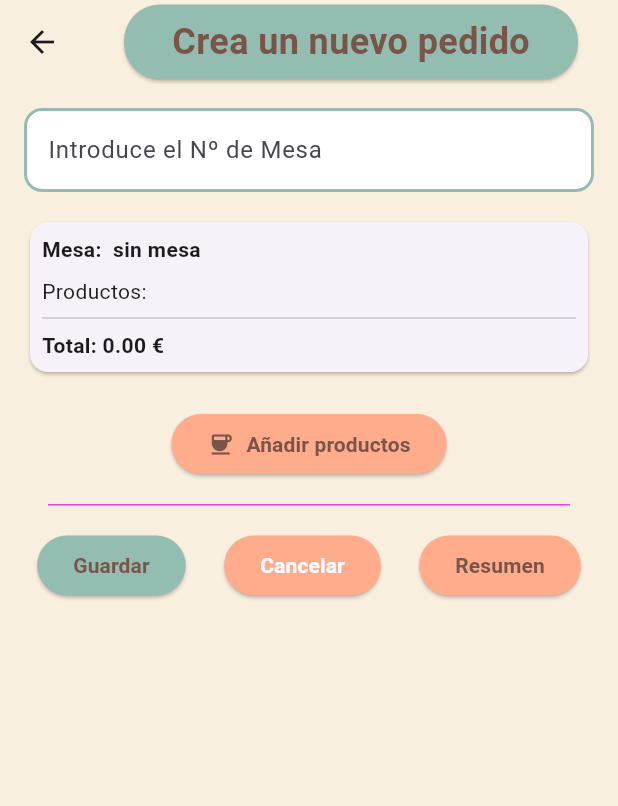
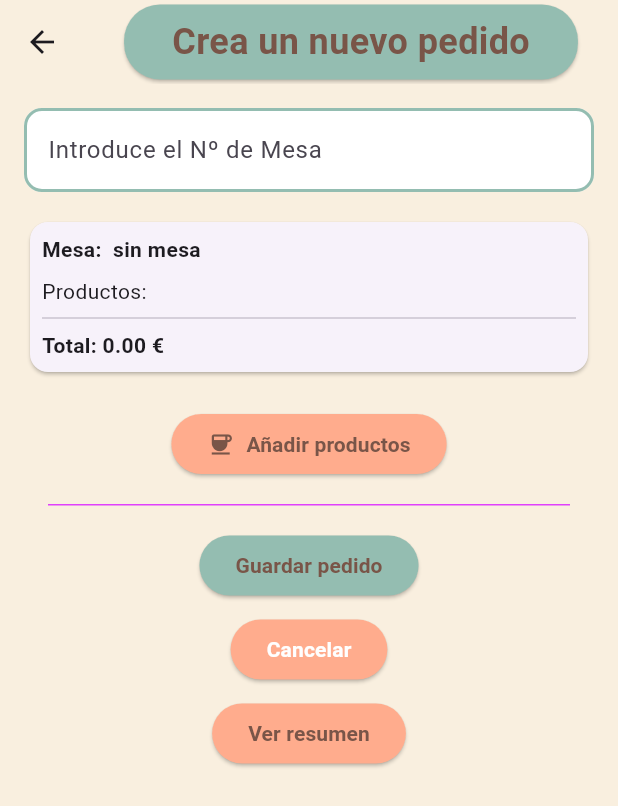
Before and after one commit to SilviaGarciaBouza/T4_1, a Flutter app: the screen it shows after launch, after a tap on "Nuevo pedido", on a phone screen of 412 x 824 dp. Shown: the top 806 px of the screen. Run offline on Flutter 3.47's test engine with Material 3 defaults, Android fonts, the phone set to English and light mode, and no system bars.

Commit message:
new style

```diff
--- a/lib/views/CrearPedidoView.dart
+++ b/lib/views/CrearPedidoView.dart
@@ -65,6 +65,8 @@ class _CrearpedidoviewState extends State<Crearpedidoview> {
               ),
               child: const Text(
                 "Crea un nuevo pedido",
+                maxLines: 1,
+                overflow: TextOverflow.ellipsis,
                 style: TextStyle(
                   color: Colors.brown,
                   fontWeight: FontWeight.bold,
@@ -86,6 +88,7 @@ class _CrearpedidoviewState extends State<Crearpedidoview> {
                 keyboardType: TextInputType.number,
                 decoration: InputDecoration(
                   labelText: 'Introduce el Nº de Mesa',
+
                   hintStyle: const TextStyle(color: Colors.grey),
                   enabledBorder: OutlineInputBorder(
                     borderRadius: BorderRadius.circular(12.0),
@@ -108,7 +111,6 @@ class _CrearpedidoviewState extends State<Crearpedidoview> {
             ),
 
             Card(
-
               child: Padding(
                 padding: const EdgeInsets.all(8.0),
                 child: Column(
@@ -116,13 +118,15 @@ class _CrearpedidoviewState extends State<Crearpedidoview> {
                   children: [
                     Text(
                       "Mesa: ${parsedMesaId > 0 ? parsedMesaId : ' sin mesa'}",
-                      style: const TextStyle(
-                          fontWeight: FontWeight.bold),
+                      maxLines: 1,
+                      overflow: TextOverflow.ellipsis,
+                      style: const TextStyle(fontWeight: FontWeight.bold),
                     ),
                     const SizedBox(height: 8),
                     const Text(
                       "Productos:",
-
+                      maxLines: 1,
+                      overflow: TextOverflow.ellipsis,
                     ),
                     SizedBox(
                       height: listaProdutosTemporal.length * 40.0,
@@ -130,6 +134,8 @@ class _CrearpedidoviewState extends State<Crearpedidoview> {
                           ? const Center(
                               child: Text(
                                 "No hay productos seleccionados.",
+                                maxLines: 1,
+                                overflow: TextOverflow.ellipsis,
                                 style: TextStyle(color: Colors.grey),
                               ),
                             )
@@ -140,20 +146,27 @@ class _CrearpedidoviewState extends State<Crearpedidoview> {
                                 final producto = listaProdutosTemporal[index];
                                 return Row(
                                   children: [
-
                                     Text(
-                                      "${producto.cantidad} x ${producto.name} "),
+                                      "${producto.cantidad} x ${producto.name} ",
+                                      maxLines: 1,
+                                      overflow: TextOverflow.ellipsis,
+                                    ),
                                     Text(
-                                      "${(producto.precio * producto.cantidad).toStringAsFixed(2)} €"),
-                   ] );
+                                      "${(producto.precio * producto.cantidad).toStringAsFixed(2)} €",
+                                      maxLines: 1,
+                                      overflow: TextOverflow.ellipsis,
+                                    ),
+                                  ],
+                                );
                               },
                             ),
                     ),
                     const Divider(),
                     Text(
                       "Total: ${listaProdutosTemporal.map((e) => e.precio * e.cantidad).fold(0.0, (a, b) => a + b).toStringAsFixed(2)} €",
-                      style: const TextStyle(
-                          fontWeight: FontWeight.bold),
+                      maxLines: 1,
+                      overflow: TextOverflow.ellipsis,
+                      style: const TextStyle(fontWeight: FontWeight.bold),
                     ),
                   ],
                 ),
@@ -181,19 +194,23 @@ class _CrearpedidoviewState extends State<Crearpedidoview> {
                   }
                 },
                 style: ButtonStyle(
-                  backgroundColor:
-                      WidgetStateProperty.all<Color>(const Color(0xFFFFAC8D)),
-                  foregroundColor:
-                      WidgetStateProperty.all<Color>(Colors.brown),
+                  backgroundColor: WidgetStateProperty.all<Color>(
+                    const Color(0xFFFFAC8D),
+                  ),
+                  foregroundColor: WidgetStateProperty.all<Color>(Colors.brown),
                 ),
                 child: const Row(
                   mainAxisSize: MainAxisSize.min,
                   children: [
                     Icon(Icons.coffee),
                     SizedBox(width: 8),
-                    Text(
+                    Flexible(
+                      child: Text(
                         "Añadir productos",
+                        maxLines: 1,
+                        overflow: TextOverflow.ellipsis,
                         style: TextStyle(fontWeight: FontWeight.bold),
+                      ),
                     ),
                   ],
                 ),
@@ -206,11 +223,10 @@ class _CrearpedidoviewState extends State<Crearpedidoview> {
             ),
             const SizedBox(height: 16),
 
-            Row(
-              mainAxisAlignment: MainAxisAlignment.spaceEvenly,
+            Center(
+              child: Column(
                 children: [
-                Flexible(
-                  child: ElevatedButton(
+                  ElevatedButton(
                     onPressed: () {
                       if (parsedMesaId <= 0 ||
                           listaProdutosTemporal.isEmpty ||
@@ -222,6 +238,8 @@ class _CrearpedidoviewState extends State<Crearpedidoview> {
                           const SnackBar(
                             content: Text(
                               "Introduce un id de mesa y  productos válidos y que la mesa no  esté ocupada",
+                              maxLines: 1,
+                              overflow: TextOverflow.ellipsis,
                             ),
                           ),
                         );
@@ -247,46 +265,50 @@ class _CrearpedidoviewState extends State<Crearpedidoview> {
                       backgroundColor: WidgetStateProperty.all<Color>(
                         const Color.fromARGB(255, 148, 189, 177),
                       ),
-                      foregroundColor:
-                          WidgetStateProperty.all<Color>(Colors.brown),
+                      foregroundColor: WidgetStateProperty.all<Color>(
+                        Colors.brown,
+                      ),
                     ),
                     child: const Row(
                       mainAxisSize: MainAxisSize.min,
                       children: [
-                        Text("Guardar",
-                            style: TextStyle(fontWeight: FontWeight.bold)),
+                        Text(
+                          "Guardar pedido",
+                          maxLines: 1,
+                          overflow: TextOverflow.ellipsis,
+                          style: TextStyle(fontWeight: FontWeight.bold),
+                        ),
                       ],
                     ),
                   ),
-                ),
 
-                const SizedBox(width: 8),
-
-
-                Flexible(
-                  child: ElevatedButton(
+                  const SizedBox(height: 8),
+                  ElevatedButton(
                     onPressed: () => Navigator.pop(context),
                     style: ButtonStyle(
-                      backgroundColor:
-                          WidgetStateProperty.all<Color>(const Color(0xFFFFAC8D)),
-                      foregroundColor:
-                          WidgetStateProperty.all<Color>(Colors.white),
+                      backgroundColor: WidgetStateProperty.all<Color>(
+                        const Color(0xFFFFAC8D),
+                      ),
+                      foregroundColor: WidgetStateProperty.all<Color>(
+                        Colors.white,
+                      ),
                     ),
                     child: const Row(
                       mainAxisSize: MainAxisSize.min,
                       children: [
-                        Text("Cancelar",
-                            style: TextStyle(fontWeight: FontWeight.bold)),
+                        Text(
+                          "Cancelar",
+                          maxLines: 1,
+                          overflow: TextOverflow.ellipsis,
+                          style: TextStyle(fontWeight: FontWeight.bold),
+                        ),
                       ],
                     ),
                   ),
-                ),
 
-                const SizedBox(width: 8),
+                  const SizedBox(height: 8),
 
-
-                Flexible(
-                  child: ElevatedButton(
+                  ElevatedButton(
                     onPressed: () {
                       final currentMesaId =
                           int.tryParse(controlador.text) ?? -1;
@@ -294,7 +316,11 @@ class _CrearpedidoviewState extends State<Crearpedidoview> {
                       if (currentMesaId <= 0) {
                         ScaffoldMessenger.of(context).showSnackBar(
                           const SnackBar(
-                            content: Text("Introduce un id de mesa válido"),
+                            content: Text(
+                              "Introduce un id de mesa válido",
+                              maxLines: 1,
+                              overflow: TextOverflow.ellipsis,
+                            ),
                           ),
                         );
                         return;
@@ -302,7 +328,11 @@ class _CrearpedidoviewState extends State<Crearpedidoview> {
                       if (listaProdutosTemporal.isEmpty) {
                         ScaffoldMessenger.of(context).showSnackBar(
                           const SnackBar(
-                            content: Text("Añadir algún producto."),
+                            content: Text(
+                              "Añadir algún producto.",
+                              maxLines: 1,
+                              overflow: TextOverflow.ellipsis,
+                            ),
                           ),
                         );
                         return;
@@ -318,21 +348,27 @@ class _CrearpedidoviewState extends State<Crearpedidoview> {
                       );
                     },
                     style: ButtonStyle(
-                      backgroundColor:
-                          WidgetStateProperty.all<Color>(const Color(0xFFFFAC8D)),
-                      foregroundColor:
-                          WidgetStateProperty.all<Color>(Colors.brown),
+                      backgroundColor: WidgetStateProperty.all<Color>(
+                        const Color(0xFFFFAC8D),
+                      ),
+                      foregroundColor: WidgetStateProperty.all<Color>(
+                        Colors.brown,
+                      ),
                     ),
                     child: const Row(
                       mainAxisSize: MainAxisSize.min,
                       children: [
-                        Text("Resumen",
-                            style: TextStyle(fontWeight: FontWeight.bold)),
+                        Text(
+                          "Ver resumen",
+                          maxLines: 1,
+                          overflow: TextOverflow.ellipsis,
+                          style: TextStyle(fontWeight: FontWeight.bold),
+                        ),
                       ],
                     ),
                   ),
+                ],
               ),
-              ],
             ),
           ],
         ),
--- a/lib/views/HomeView.dart
+++ b/lib/views/HomeView.dart
@@ -36,6 +36,8 @@ class _HomeWiewState extends State<HomeWiew> {
               ),
               child: Text(
                 "Lista de pedidos",
+                maxLines: 1,
+                overflow: TextOverflow.ellipsis,
                 style: TextStyle(
                   color: Colors.brown,
                   fontWeight: FontWeight.bold,
@@ -57,6 +59,8 @@ class _HomeWiewState extends State<HomeWiew> {
                   flex: 1,
                   child: Text(
                     "Mesa",
+                    maxLines: 1,
+                    overflow: TextOverflow.ellipsis,
                     style: TextStyle(
                       fontWeight: FontWeight.bold,
                       color: Colors.grey,
@@ -69,6 +73,8 @@ class _HomeWiewState extends State<HomeWiew> {
                   flex: 1,
                   child: Text(
                     "Nº productos",
+                    maxLines: 1,
+                    overflow: TextOverflow.ellipsis,
                     style: TextStyle(
                       fontWeight: FontWeight.bold,
                       color: Colors.grey,
@@ -81,6 +87,8 @@ class _HomeWiewState extends State<HomeWiew> {
                   flex: 1,
                   child: Text(
                     "Total",
+                    maxLines: 1,
+                    overflow: TextOverflow.ellipsis,
                     style: TextStyle(
                       fontWeight: FontWeight.bold,
                       color: Colors.grey,
@@ -119,6 +127,8 @@ class _HomeWiewState extends State<HomeWiew> {
                                   .getListaPedidos()[index]
                                   .mesaId
                                   .toString(),
+                              maxLines: 1,
+                              overflow: TextOverflow.ellipsis,
                               style: TextStyle(
                                 color: Color.fromARGB(255, 148, 189, 177),
                               ),
@@ -132,6 +142,8 @@ class _HomeWiewState extends State<HomeWiew> {
                                   .getListaPedidos()[index]
                                   .numProductos
                                   .toString(),
+                              maxLines: 1,
+                              overflow: TextOverflow.ellipsis,
                               style: TextStyle(color: Colors.grey),
                               textAlign: TextAlign.center,
                             ),
@@ -140,6 +152,8 @@ class _HomeWiewState extends State<HomeWiew> {
                             flex: 1,
                             child: Text(
                               "${barViewModel.getListaPedidos()[index].totalEuros.toStringAsFixed(2).toString()}€",
+                              maxLines: 1,
+                              overflow: TextOverflow.ellipsis,
                               style: TextStyle(color: Colors.brown),
                               textAlign: TextAlign.center,
                             ),
@@ -172,6 +186,7 @@ class _HomeWiewState extends State<HomeWiew> {
                     });
                   }
                 },
+
                 style: ButtonStyle(
                   backgroundColor: WidgetStateProperty.all<Color>(
                     Color(0xFFFFAC8D),
@@ -186,6 +201,8 @@ class _HomeWiewState extends State<HomeWiew> {
                     Flexible(
                       child: Text(
                         "Nuevo pedido",
+                        maxLines: 1,
+                        overflow: TextOverflow.ellipsis,
                         style: TextStyle(fontWeight: FontWeight.bold),
                       ),
                     ),
```
Also changed, not shown: lib/views/ResumenFinal.dart (+26 -7 lines), lib/views/SeleccionProductoView.dart (+33 -10 lines). Lines whose indentation alone changed are shown as unchanged.
